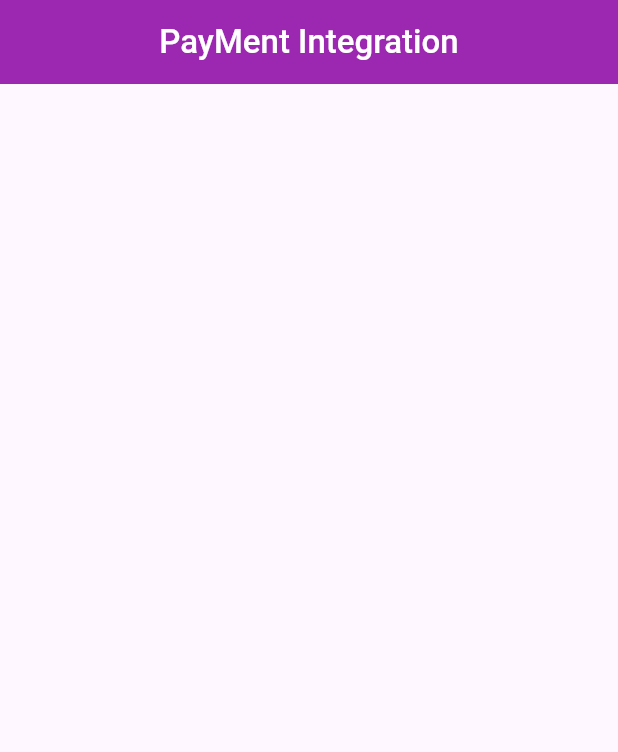
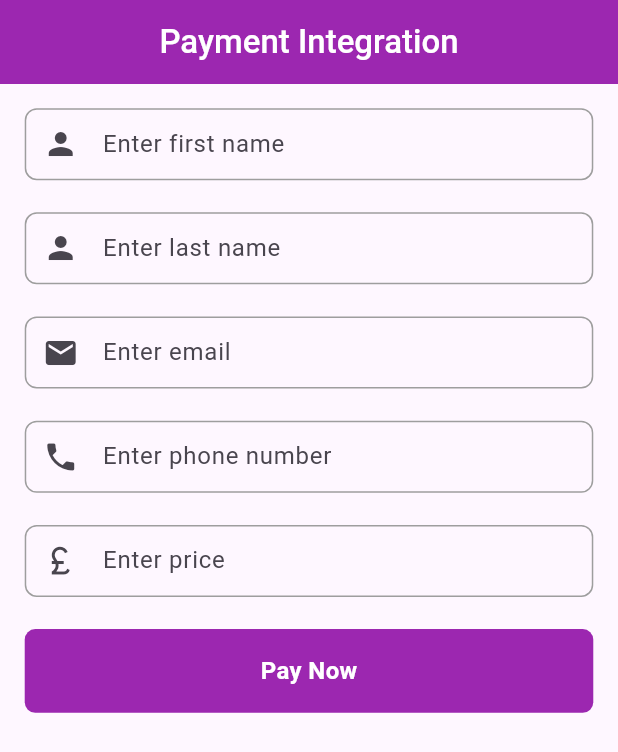
Before and after one commit to abdulrahmanahme/PaymentWithPaymob, a Flutter app: the screen it shows after launch, on a phone screen of 412 x 824 dp. Shown: the top 752 px of the screen. Run offline on Flutter 3.47's test engine with Material 2 defaults, Android fonts, the phone set to English and light mode, and no system bars.

Commit message:
add UI to RegisterScreen

```diff
--- a/lib/main.dart
+++ b/lib/main.dart
@@ -10,11 +10,12 @@ class MyApp extends StatelessWidget {
   Widget build(BuildContext context) {
     return MaterialApp(
       title: 'PayMent',
+      debugShowCheckedModeBanner: false,
       theme: ThemeData(
         colorScheme: ColorScheme.fromSeed(seedColor: Colors.deepPurple),
         useMaterial3: true,
       ),
-      home: const RegisterScreen(),
+      home:  RegisterScreen(),
     );
   }
 }
--- a/lib/modules/register_screen.dart
+++ b/lib/modules/register_screen.dart
@@ -1,26 +1,117 @@
 import 'package:flutter/material.dart';
+import 'package:payment/core/extension.dart';
+import 'package:payment/shared/components/widgets/text_form_field.dart';
 import 'package:payment/shared/styles/app_test.dart';
+import '../shared/components/widgets/default_button.dart';
 
 class RegisterScreen extends StatelessWidget {
-  const RegisterScreen({super.key});
+  RegisterScreen({super.key});
+  final firstNameController = TextEditingController();
+  final lastNameController = TextEditingController();
+  final emailNameController = TextEditingController();
+  final phoneNameController = TextEditingController();
+  final priceNameController = TextEditingController();
+  var formKey = GlobalKey<FormState>();
 
   @override
   Widget build(BuildContext context) {
     return Scaffold(
       appBar: AppBar(
-
         backgroundColor: Colors.purple,
         title: Text(
           AppText.payMentIntegration,
-          style: const TextStyle(color: Colors.white,
-          fontWeight: FontWeight.w500,
-           ),
+          style: const TextStyle(
+            color: Colors.white,
+            fontWeight: FontWeight.w500,
+          ),
         ),
         centerTitle: true,
       ),
-      body: ListView(children: [
+      body: Padding(
+        padding: EdgeInsets.symmetric(vertical: 15.h, horizontal: 15.w),
+        child: Form(
+          key: formKey,
+          child: SingleChildScrollView(
+            child: Column(
+              mainAxisAlignment: MainAxisAlignment.center,
+              children: [
+                TextFormFieldWidget(
+                  controller: firstNameController,
+                  prefix: const Icon(Icons.person),
+                  hintText: 'Enter first name',
+                  validator: (v) {
+                    if (v!.isEmpty) {
+                      return 'Please Enter first name';
+                    }
+                    return null;
+                  },
+                ),
+                20.hs,
+                TextFormFieldWidget(
+                  controller: lastNameController,
+                  prefix: const Icon(Icons.person),
+                  hintText: 'Enter last name',
+                  validator: (v) {
+                    if (v!.isEmpty) {
+                      return 'Please Enter last name';
+                    }
 
-      ],),
+                    return null;
+                  },
+                ),
+                20.hs,
+                TextFormFieldWidget(
+                  controller: emailNameController,
+                  prefix: const Icon(Icons.email),
+                  hintText: 'Enter email ',
+                  validator: (v) {
+                    if (v!.isEmpty) {
+                      return 'Please Enter email';
+                    }
+
+                    return null;
+                  },
+                ),
+                20.hs,
+                TextFormFieldWidget(
+                  controller: phoneNameController,
+                  prefix: const Icon(Icons.phone),
+                  hintText: 'Enter phone number',
+                  validator: (v) {
+                    if (v!.isEmpty) {
+                      return 'Please Enter phone number';
+                    }
+
+                    return null;
+                  },
+                ),
+                20.hs,
+                TextFormFieldWidget(
+                  controller: priceNameController,
+                  prefix: const Icon(Icons.currency_pound),
+                  hintText: 'Enter price ',
+                  validator: (v) {
+                    if (v!.isEmpty) {
+                      return 'Please Enter price';
+                    }
+
+                    return null;
+                  },
+                ),
+                20.hs,
+                DefaultButton(
+                  buttonText: 'Pay Now',
+                  function: () {
+                    if (formKey.currentState!.validate()) {
+                      debugPrint('Pay Now');
+                    }
+                  },
+                ),
+              ],
+            ),
+          ),
+        ),
+      ),
     );
   }
 }
--- /dev/null
+++ b/lib/shared/components/widgets/default_button.dart
@@ -0,0 +1,49 @@
+import 'package:flutter/material.dart';
+import 'package:payment/core/extension.dart';
+
+class DefaultButton extends StatelessWidget {
+  final String buttonText;
+
+  final void Function() function;
+  final Color? colors;
+  final Color? borderColor;
+
+  final TextStyle? buttonTextStyle;
+
+  const DefaultButton(
+      {Key? key,
+      required this.buttonText,
+      required this.function,
+      this.colors,
+      this.borderColor,
+      this.buttonTextStyle})
+      : super(key: key);
+
+  @override
+  Widget build(BuildContext context) {
+    return InkWell(
+        onTap: function,
+        child: Container(
+          width: double.infinity,
+          height: 52.h,
+          alignment: AlignmentDirectional.center,
+          decoration: BoxDecoration(
+            color: colors ?? Colors.purple,
+            borderRadius: BorderRadius.circular(7),
+            border: borderColor != null
+                ? Border.all(
+                    color: borderColor!,
+                  )
+                : null,
+          ),
+          child: Center(
+              child: Text(buttonText,
+                  style: buttonTextStyle ??
+                      const TextStyle(
+                        color: Colors.white,
+                        fontWeight: FontWeight.w700,
+                        fontSize: 16,
+                      ))),
+        ));
+  }
+}
--- /dev/null
+++ b/lib/shared/components/widgets/text_form_field.dart
@@ -0,0 +1,141 @@
+
+
+import 'package:flutter/material.dart';
+import 'package:flutter/services.dart';
+
+class TextFormFieldWidget extends StatefulWidget {
+  const TextFormFieldWidget(
+      {this.labelText,
+      this.hintText,
+      this.suffixIcon,
+      this.controller,
+      this.fillColor,
+      this.prefix,
+      this.keyboardTyp,
+      this.label,
+      this.labelStyle,
+      this.maxLines,
+      this.onChanged,
+      this.onFieldSubmitted,
+      this.style,
+      this.validator,
+      this.obscureText = false,
+      this.focusNode,
+      this.onTap,
+      super.key,
+      this.inputFormatters,
+      this.initialValue,
+      this.readOnly = false});
+
+  final TextEditingController? controller;
+  final String? hintText;
+  final Widget? suffixIcon;
+  final String? labelText;
+  final Color? fillColor;
+  final Widget? prefix;
+  final int? maxLines;
+  final TextStyle? labelStyle;
+  final String? label;
+  final TextStyle? style;
+  final String? Function(String?)? validator;
+  final void Function(String)? onChanged;
+  final void Function(String)? onFieldSubmitted;
+  final bool obscureText;
+  final TextInputType? keyboardTyp;
+  final FocusNode? focusNode;
+  final void Function()? onTap;
+  final List<TextInputFormatter>? inputFormatters;
+  final String? initialValue;
+  final bool readOnly;
+
+  @override
+  State<TextFormFieldWidget> createState() => _TextFormFieldWidgetState();
+}
+
+class _TextFormFieldWidgetState extends State<TextFormFieldWidget> {
+  bool _fillColor = false;
+
+  final FocusNode _focus = FocusNode();
+
+  @override
+  void initState() {
+    super.initState();
+    _focus.addListener(_onFocusChange);
+  }
+
+  void _onFocusChange() {
+    setState(() {
+      _fillColor = !_fillColor;
+    });
+  }
+
+  @override
+  void dispose() {
+    super.dispose();
+    _focus.removeListener(_onFocusChange);
+    _focus.dispose();
+  }
+
+  @override
+  Widget build(BuildContext context) {
+    return TextFormField(
+      focusNode: widget.focusNode ?? _focus,
+      controller: widget.controller,
+      inputFormatters: widget.inputFormatters,
+      keyboardType: widget.keyboardTyp ?? TextInputType.text,
+      obscureText: widget.obscureText,
+      onFieldSubmitted: widget.onFieldSubmitted,
+      onChanged: widget.onChanged,
+      validator: widget.validator,
+      maxLines: widget.maxLines,
+      style: widget.style,
+      onTap: widget.onTap,
+      initialValue: widget.initialValue,
+      readOnly:  widget.readOnly,
+      decoration: InputDecoration(
+        labelText: widget.label,
+        labelStyle: widget.labelStyle,
+        hintText: widget.hintText,
+        // hintStyle: AppTextStyle.font16darkGray400,
+        // fillColor: widget.fillColor ?? AppColor.primaryColor.withOpacity(0.15),
+        filled: _fillColor,
+        focusColor: const Color(0xff116ACC),
+        focusedBorder: OutlineInputBorder(
+          borderRadius: BorderRadius.circular(8.0),
+          borderSide: const BorderSide(
+            color: Colors.blue,
+            width: 1.0,
+          ),
+        ),
+        errorStyle:const TextStyle(
+          color: Colors.red,
+          fontSize: 14,
+          fontWeight: FontWeight.w400
+        ),
+        contentPadding:const EdgeInsets.symmetric(vertical: 12, horizontal: 16),
+        prefixIcon: widget.prefix,
+        enabledBorder: OutlineInputBorder(
+          borderRadius: BorderRadius.circular(8.0),
+          borderSide: const BorderSide(
+            color:Colors.grey,
+            width: 1.0,
+          ),
+        ),
+        errorBorder: OutlineInputBorder(
+          borderRadius: BorderRadius.circular(8.0),
+          borderSide: const BorderSide(
+            color: Colors.red,
+            width: 1.0,
+          ),
+        ),
+        suffixIcon: widget.suffixIcon,
+        border: OutlineInputBorder(
+          borderRadius: BorderRadius.circular(8.0),
+          borderSide: const BorderSide(
+            color: Colors.black,
+          ),
+        ),
+      ),
+    );
+  }
+}
--- a/lib/shared/styles/app_test.dart
+++ b/lib/shared/styles/app_test.dart
@@ -1,4 +1,4 @@
 
 class AppText{
-  static String payMentIntegration='PayMent Integration';
+  static String payMentIntegration='Payment Integration';
 }
```
Also changed, not shown: lib/core/extension.dart (added, +23 -0 lines), lib/core/size_utils.dart (added, +119 -0 lines).
